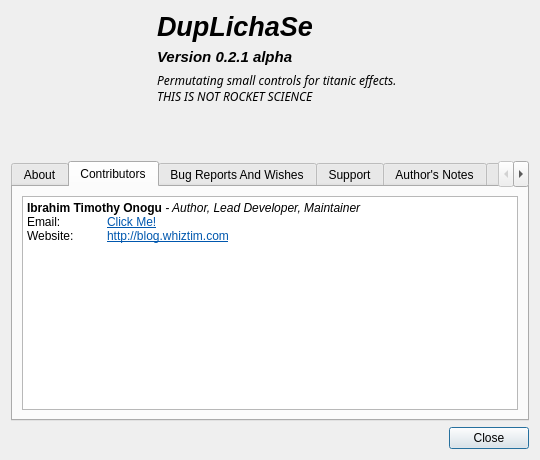
Above: dupscan/dialogs/aboutdialog.ui from WhiZTiM/duplichase before the change. Below: the same form after it.
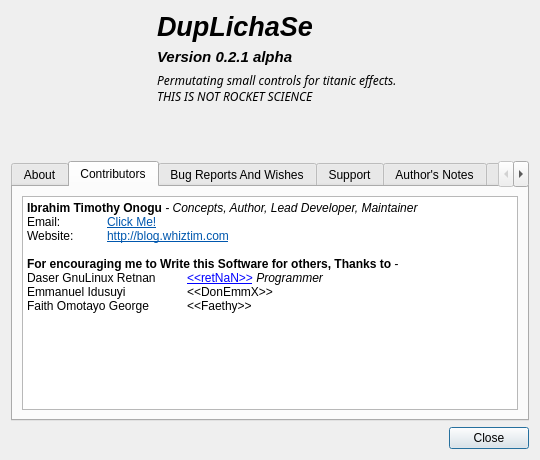
That is the form after the change. The open tabs and pages were chosen to show the change. Icons and pictures are not drawn.

Commit message: Update 2... Happily working version! ---> 1 John 5:4 : "...And This is The Victory That Overcometh The World, even our Faith!"

```diff
--- a/dupscan/dialogs/aboutdialog.ui
+++ b/dupscan/dialogs/aboutdialog.ui
@@ -162,7 +162,11 @@
 &lt;html&gt;&lt;head&gt;&lt;meta name=&quot;qrichtext&quot; content=&quot;1&quot; /&gt;&lt;style type=&quot;text/css&quot;&gt;
 p, li { white-space: pre-wrap; }
 &lt;/style&gt;&lt;/head&gt;&lt;body style=&quot; font-family:'Ubuntu'; font-size:9pt; font-weight:400; font-style:normal;&quot;&gt;
-&lt;p style=&quot; margin-top:0px; margin-bottom:0px; margin-left:0px; margin-right:0px; -qt-block-indent:0; text-indent:0px;&quot;&gt;&lt;span style=&quot; font-weight:600;&quot;&gt;Ibrahim Timothy Onogu &lt;/span&gt;&lt;span style=&quot; font-style:italic;&quot;&gt;- Author, Lead Developer, Maintainer&lt;/span&gt;&lt;br /&gt;Email:	&lt;a href=&quot;mailto:whiztim@outlook.com&quot;&gt;&lt;span style=&quot; text-decoration: underline; color:#0057ae;&quot;&gt;Click Me!&lt;br /&gt;&lt;/span&gt;&lt;/a&gt;Website:	&lt;a href=&quot;http://blog.whiztim.com&quot;&gt;&lt;span style=&quot; text-decoration: underline; color:#0057ae;&quot;&gt;http://blog.whiztim.com&lt;/span&gt;&lt;/a&gt;&lt;/p&gt;&lt;/body&gt;&lt;/html&gt;</string>
+&lt;p style=&quot; margin-top:0px; margin-bottom:0px; margin-left:0px; margin-right:0px; -qt-block-indent:0; text-indent:0px;&quot;&gt;&lt;span style=&quot; font-weight:600;&quot;&gt;Ibrahim Timothy Onogu &lt;/span&gt;&lt;span style=&quot; font-style:italic;&quot;&gt;- Concepts, Author, Lead Developer, Maintainer&lt;/span&gt;&lt;br /&gt;Email:	&lt;a href=&quot;mailto:whiztim@outlook.com&quot;&gt;&lt;span style=&quot; text-decoration: underline; color:#0057ae;&quot;&gt;Click Me!&lt;br /&gt;&lt;/span&gt;&lt;/a&gt;Website:	&lt;a href=&quot;http://blog.whiztim.com&quot;&gt;&lt;span style=&quot; text-decoration: underline; color:#0057ae;&quot;&gt;http://blog.whiztim.com&lt;/span&gt;&lt;/a&gt;&lt;/p&gt;
+&lt;p style=&quot;-qt-paragraph-type:empty; margin-top:0px; margin-bottom:0px; margin-left:0px; margin-right:0px; -qt-block-indent:0; text-indent:0px; text-decoration: underline; color:#0057ae;&quot;&gt;&lt;br /&gt;&lt;/p&gt;
+&lt;p style=&quot; margin-top:0px; margin-bottom:0px; margin-left:0px; margin-right:0px; -qt-block-indent:0; text-indent:0px;&quot;&gt;&lt;span style=&quot; font-weight:600;&quot;&gt;For encouraging me to Write this Software for others, Thanks to &lt;/span&gt;&lt;span style=&quot; font-style:italic;&quot;&gt;-&lt;/span&gt;&lt;/p&gt;
+&lt;p style=&quot; margin-top:0px; margin-bottom:0px; margin-left:0px; margin-right:0px; -qt-block-indent:0; text-indent:0px;&quot;&gt;Daser GnuLinux Retnan 	&lt;a href=&quot;http://retnan.com&quot;&gt;&lt;span style=&quot; text-decoration: underline; color:#0000ff;&quot;&gt;&amp;lt;&amp;lt;retNaN&amp;gt;&amp;gt;&lt;/span&gt;&lt;/a&gt;&lt;span style=&quot; font-style:italic;&quot;&gt; Programmer&lt;/span&gt;&lt;/p&gt;
+&lt;p style=&quot; margin-top:0px; margin-bottom:0px; margin-left:0px; margin-right:0px; -qt-block-indent:0; text-indent:0px;&quot;&gt;Emmanuel Idusuyi	&amp;lt;&amp;lt;DonEmmX&amp;gt;&amp;gt;&lt;br /&gt;Faith Omotayo George	&amp;lt;&amp;lt;Faethy&amp;gt;&amp;gt;  &lt;/p&gt;&lt;/body&gt;&lt;/html&gt;</string>
          </property>
          <property name="openExternalLinks">
           <bool>true</bool>
```
Left out of the diff: 10 changed lines with no effect on the pictures. The commit also changes 14 other files.
